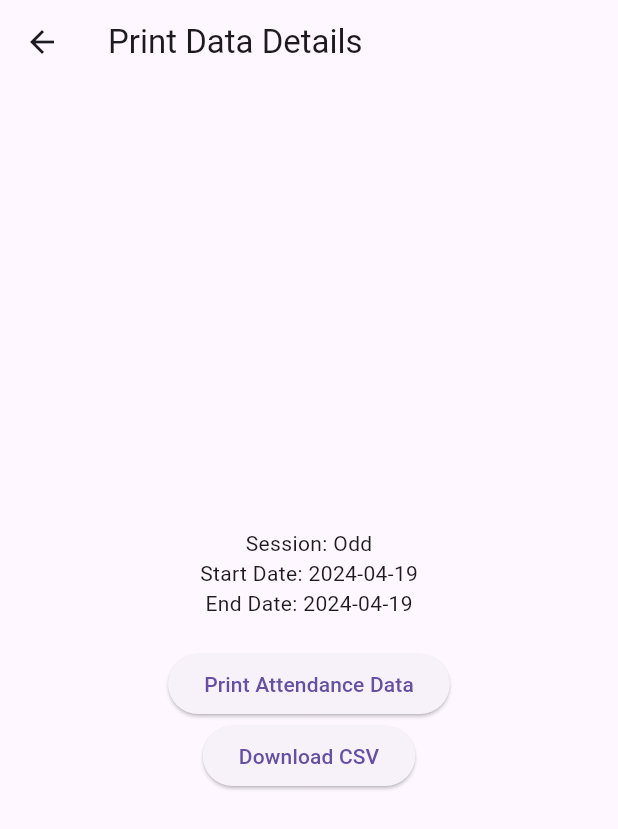
After one commit to Zhiend02/timewise, a Flutter app: the AttendanceReport screen opened directly, after a tap on "Print Data", on a phone screen of 412 x 824 dp. The commit adds this screen. Shown: the top 829 px of the screen. Run offline on Flutter 3.47's test engine with Material 3 defaults, Android fonts, the phone set to English and light mode, and no system bars; our stand-ins replace animate_do, animated_notch_bottom_bar, cached_network_image, cloud_firestore, csv, device_info_plus and 13 more; missing offline and left inert: flutter_nearby_connections, scrollable_clean_calendar, wifi_iot; accounts and stored records are empty.

Commit message:
Attendance Report

```diff
--- a/lib/pages/Teacher/AttendanceReport.dart
+++ b/lib/pages/Teacher/AttendanceReport.dart
@@ -1,7 +1,8 @@
 import 'package:flutter/cupertino.dart';
 import 'package:flutter/material.dart';
 import 'package:intl/intl.dart';
-import 'package:timewise/pages/attendance/AttendanceCSVExporter.dart';
+
+import '../attendance/print.dart';
 
 class AttendanceReport extends StatefulWidget {
   const AttendanceReport({Key? key}) : super(key: key);
@@ -15,23 +16,18 @@ class _AttendanceReportState extends State<AttendanceReport> {
   DateTime startDate = DateTime.now();
   DateTime endDate = DateTime.now();
 
-  Future<void> _downloadCSV(BuildContext context) async {
-    final exporter = AttendanceCSVExporter();
-    final csvPath = await exporter.downloadCSV(selectedSession, 'Regular', startDate, endDate);
-
-    if (csvPath != null) {
-      ScaffoldMessenger.of(context).showSnackBar(
-        SnackBar(
-          content: Text('CSV file downloaded successfully: $csvPath'),
+  Future<void> _printData(BuildContext context) async {
+    // Pass session, start date, and end date to the next file
+    Navigator.push(
+      context,
+      MaterialPageRoute(
+        builder: (context) => PrintData(
+          session: selectedSession,
+          startDate: startDate,
+          endDate: endDate,
         ),
-      );
-    } else {
-      ScaffoldMessenger.of(context).showSnackBar(
-        SnackBar(
-          content: Text('Error downloading CSV file.'),
-        ),
-      );
-    }
+      ),
+    );
   }
 
   @override
@@ -55,7 +51,7 @@ class _AttendanceReportState extends State<AttendanceReport> {
           child: AppBar(
             backgroundColor: Colors.transparent,
             elevation: 0,
-            title: const Text('Download CSV'),
+            title: const Text('Print Data'),
           ),
         ),
       ),
@@ -112,7 +108,7 @@ class _AttendanceReportState extends State<AttendanceReport> {
                     }
                   },
                   style: ElevatedButton.styleFrom(
-                    primary: const Color.fromRGBO(51, 172, 73,1),
+                    primary: const Color.fromRGBO(51, 172, 73, 1),
                     shape: RoundedRectangleBorder(
                       borderRadius: BorderRadius.circular(12),
                     ),
@@ -148,7 +144,7 @@ class _AttendanceReportState extends State<AttendanceReport> {
                     }
                   },
                   style: ElevatedButton.styleFrom(
-                    primary: const Color.fromRGBO(51, 172, 73,1),
+                    primary: const Color.fromRGBO(51, 172, 73, 1),
                     shape: RoundedRectangleBorder(
                       borderRadius: BorderRadius.circular(12),
                     ),
@@ -169,10 +165,10 @@ class _AttendanceReportState extends State<AttendanceReport> {
                 padding: const EdgeInsets.symmetric(vertical: 10.0),
                 child: ElevatedButton(
                   onPressed: () {
-                    _downloadCSV(context);
+                    _printData(context);
                   },
                   style: ElevatedButton.styleFrom(
-                    primary: const Color.fromRGBO(51, 172, 73,1),
+                    primary: const Color.fromRGBO(51, 172, 73, 1),
                     shape: RoundedRectangleBorder(
                       borderRadius: BorderRadius.circular(12),
                     ),
@@ -181,7 +177,7 @@ class _AttendanceReportState extends State<AttendanceReport> {
                   child: const SizedBox(
                     width: double.infinity,
                     child: Text(
-                      'Download CSV',
+                      'Print Data',
                       textAlign: TextAlign.center,
                       style: TextStyle(color: Colors.white),
                     ),
--- a/lib/pages/attendance/AttendanceCSVExporter.dart
+++ b/lib/pages/attendance/AttendanceCSVExporter.dart
@@ -97,3 +97,5 @@ class AttendanceCSVExporter {
     }
   }
 }
+
+// important
--- /dev/null
+++ b/lib/pages/attendance/print.dart
@@ -0,0 +1,246 @@
+import 'package:flutter/material.dart';
+import 'package:intl/intl.dart';
+import 'package:cloud_firestore/cloud_firestore.dart';
+import 'package:path_provider/path_provider.dart';
+import 'package:csv/csv.dart';
+import 'dart:io';
+
+class PrintData extends StatefulWidget {
+  final String session;
+  final DateTime startDate;
+  final DateTime endDate;
+
+  const PrintData({
+    Key? key,
+    required this.session,
+    required this.startDate,
+    required this.endDate,
+  }) : super(key: key);
+
+  @override
+  State<PrintData> createState() => _PrintDataState();
+}
+
+class _PrintDataState extends State<PrintData> {
+  void initState() {
+    super.initState();
+    _printAttendanceData();
+  }
+
+  Future<void> _printAttendanceData() async {
+    try {
+      CollectionReference<Map<String, dynamic>> collectionRef =
+      FirebaseFirestore.instance.collection(
+          widget.session == 'Odd' ? 'record_odd' : 'record_even');
+
+      print('Fetching documents from ${collectionRef.id}...');
+      print('Start Date: ${widget.startDate}');
+      print('End Date: ${widget.endDate}');
+
+      String startDateTime =
+      DateFormat('yyyy-MM-dd').format(widget.startDate);
+      String endDateTime =
+      DateFormat('yyyy-MM-dd').format(widget.endDate);
+
+      QuerySnapshot<Map<String, dynamic>> querySnapshot =
+      await collectionRef
+          .where('date', isGreaterThanOrEqualTo: startDateTime,
+          isLessThanOrEqualTo: endDateTime)
+          .get();
+
+      int numDocuments = querySnapshot.size; // Number of documents found in the date range
+
+      print('Number of Documents: $numDocuments');
+
+      if (numDocuments == 0) {
+        print('No documents found within the specified date range.');
+        return;
+      }
+
+      Map<String, int> subjectCount = {}; // Map to store subject counts
+
+      List<String> subjectsList = widget.session == 'Odd'
+          ? [
+        'Math III',
+        'DS',
+        'DSGT',
+        'CG',
+        'DLCOA',
+        'Maths Tutorial',
+        'DS Lab',
+        'CG Lab',
+        'DLCOA Lab'
+      ]
+          : [
+        'Math IV',
+        'AOA',
+        'DBMS',
+        'OS',
+        'MP',
+        'Maths Tutorial',
+        'AOA Lab',
+        'OS Lab',
+        'MP Lab',
+        'DBMS Lab'
+      ];
+
+      // Initialize subject counts to 0
+      subjectsList.forEach((subject) {
+        subjectCount[subject] = 0;
+      });
+
+      // Generate CSV data
+      List<List<dynamic>> csvData = [];
+      await _generateCSVData(
+          csvData, querySnapshot, subjectsList, numDocuments); // Call _generateCSVData
+
+      // Save CSV file to system's download folder
+      final csvFile = const ListToCsvConverter().convert(csvData);
+      final String dir = (await getExternalStorageDirectory())!.path;
+      // Highlighting the changes:
+      final String formattedDate = DateFormat('yyyyMMdd').format(DateTime.now());
+      final String formattedTime = DateFormat('HHmmss').format(DateTime.now());
+      final String fileName = 'AttendanceReport_$formattedDate$formattedTime.csv';
+
+      final String path = '$dir/$fileName';
+      final File file = File(path);
+      await file.writeAsString(csvFile);
+      print('CSV file saved to: $path');
+    } catch (e) {
+      print('Error: $e');
+    }
+  }
+
+  Future<void> _generateCSVData(
+      List<List<dynamic>> csvData,
+      QuerySnapshot<Map<String, dynamic>> querySnapshot,
+      List<String> subjectsList,
+      int numDocuments) async {
+    try {
+      Map<String, List<dynamic>> studentDataMap = {}; // Map to store student data
+
+      // Iterate through each document in the querySnapshot to get student names and attendance data
+      for (QueryDocumentSnapshot<Map<String, dynamic>> doc
+      in querySnapshot.docs) {
+        final presentStudents =
+        List<String>.from(doc['presentStudents'] ?? []);
+
+        for (String studentId in presentStudents) {
+          QuerySnapshot<Map<String, dynamic>> studentQuery =
+          await FirebaseFirestore.instance
+              .collection('users')
+              .where('role', isEqualTo: 'Student')
+              .where(FieldPath.documentId, isEqualTo: studentId)
+              .get();
+
+          if (studentQuery.size > 0) {
+            final firstName = studentQuery.docs[0].get('firstName') ?? '';
+            final lastName = studentQuery.docs[0].get('lastName') ?? '';
+            final middleName =
+                studentQuery.docs[0].get('middleName') ?? ''; // Assuming middleName field exists
+            final fullName = '$lastName, $firstName $middleName'; // Format the name
+
+            // Check if the student is already added to the map
+            if (!studentDataMap.containsKey(fullName)) {
+              List<dynamic> studentData =
+              List.filled(subjectsList.length, 0);
+              studentDataMap[fullName] = studentData;
+            }
+
+            // Increment attendance count for the subject
+            for (int i = 0; i < subjectsList.length; i++) {
+              if (doc['subject'] == subjectsList[i]) {
+                studentDataMap[fullName]![i]++;
+                break;
+              }
+            }
+          }
+        }
+      }
+
+      // Sort student names in the order of last name, first name, and then middle name
+      List<String> sortedNames = studentDataMap.keys.toList();
+      sortedNames.sort((a, b) {
+        List<String> aSplit = a.split(', ');
+        List<String> bSplit = b.split(', ');
+        int lastNameComparison = aSplit[0].compareTo(bSplit[0]);
+        if (lastNameComparison != 0) return lastNameComparison;
+        int firstNameComparison = aSplit[1].compareTo(bSplit[1]);
+        if (firstNameComparison != 0) return firstNameComparison;
+        return aSplit[2].compareTo(bSplit[2]);
+      });
+
+      // Generate CSV rows using sorted data from studentDataMap
+      csvData.add([
+        'Student','Name',
+        ...subjectsList,
+        'Total Conducted',
+        'Total Present',
+        '%Attendance'
+      ]); // Add column names
+      sortedNames.forEach((fullName) {
+        List<dynamic> attendanceValues = studentDataMap[fullName]!;
+        int totalPresent =
+        attendanceValues.reduce((sum, value) => sum + value); // Calculate total present days
+        double attendancePercentage =
+            (totalPresent / numDocuments) * 100; // Calculate attendance percentage
+        List<dynamic> row = [
+          fullName,
+          ...attendanceValues,
+          numDocuments,
+          totalPresent,
+          attendancePercentage.toStringAsFixed(2)
+        ]; // Add numDocuments, totalPresent, and attendancePercentage to respective columns
+        csvData.add(row);
+      });
+    } catch (e) {
+      print('Error generating CSV data: $e');
+    }
+  }
+
+  @override
+  Widget build(BuildContext context) {
+    return Scaffold(
+      appBar: AppBar(
+        title: Text('Print Data Details'),
+      ),
+      body: Center(
+        child: Column(
+          mainAxisAlignment: MainAxisAlignment.center,
+          children: [
+            Text('Session: ${widget.session}'),
+            Text(
+                'Start Date: ${DateFormat('yyyy-MM-dd').format(widget.startDate)}'),
+            Text(
+                'End Date: ${DateFormat('yyyy-MM-dd').format(widget.endDate)}'),
+            SizedBox(height: 20),
+            ElevatedButton(
+              onPressed: () {
+                _printAttendanceData();
+              },
+              child: Text('Print Attendance Data'),
+            ),
+            ElevatedButton(
+              onPressed: _downloadCSV,
+              child: Text('Download CSV'),
+            ),
+          ],
+        ),
+      ),
+    );
+  }
+
+  Future<void> _downloadCSV() async {
+    // Trigger the attendance data printing
+    await _printAttendanceData();
+
+    // Show a snackbar indicating the CSV file download
+    ScaffoldMessenger.of(context).showSnackBar(
+      SnackBar(
+        content:
+        Text('CSV file downloaded to system\'s downloads folder.'),
+      ),
+    );
+  }
+}
+//another perfect
```
